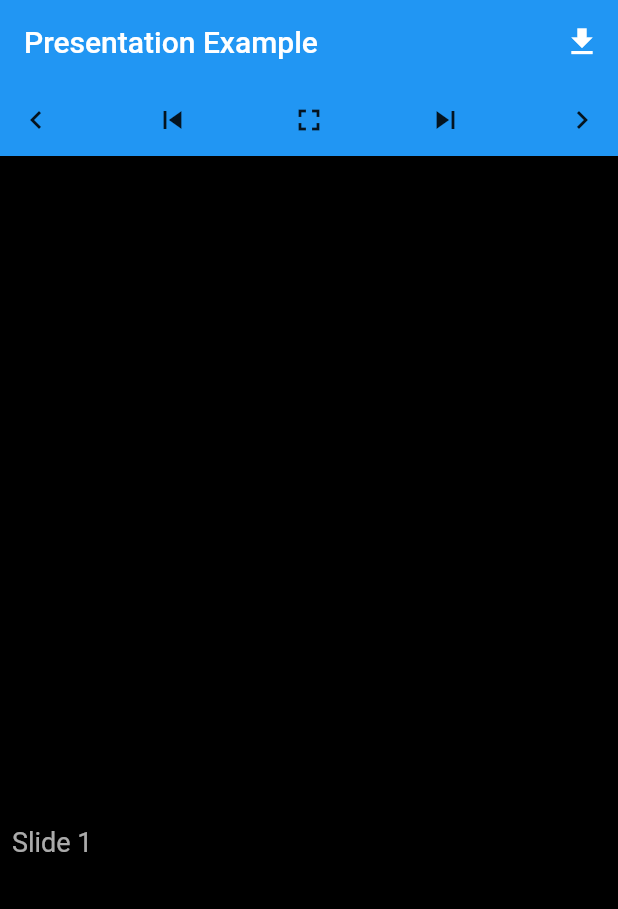
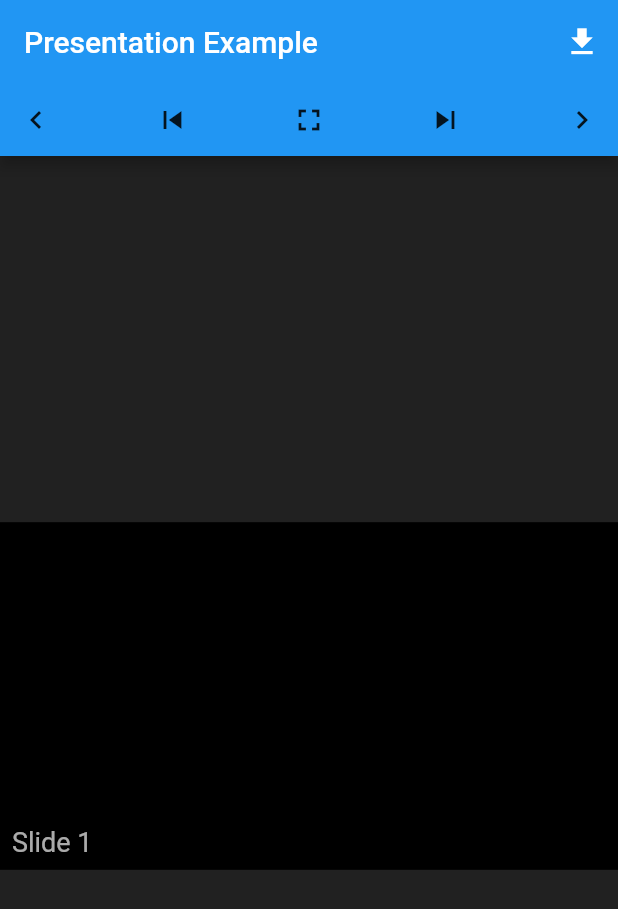
Before and after one commit to hymns-for-worship/powerpoint, a Flutter app: the screen it shows after launch, on a phone screen of 412 x 824 dp. Shown: the top 909 px of the screen. Run offline on Flutter 3.47's test engine with Material 2 defaults, Android fonts, the phone set to English and light mode, and no system bars; our stand-ins replace mustache_template; missing offline and left inert: dart:html, file_utils, flutter_inappwebview.

Commit message:
adding background

```diff
--- a/example/lib/main.dart
+++ b/example/lib/main.dart
@@ -28,6 +28,7 @@ class PowerPointExample extends StatelessWidget {
   Widget build(BuildContext context) {
     return SlidesView(
       title: const Text('Presentation Example'),
+      background: Colors.grey.shade900,
       slides: [
         TextSlide(
           name: '1',
```
